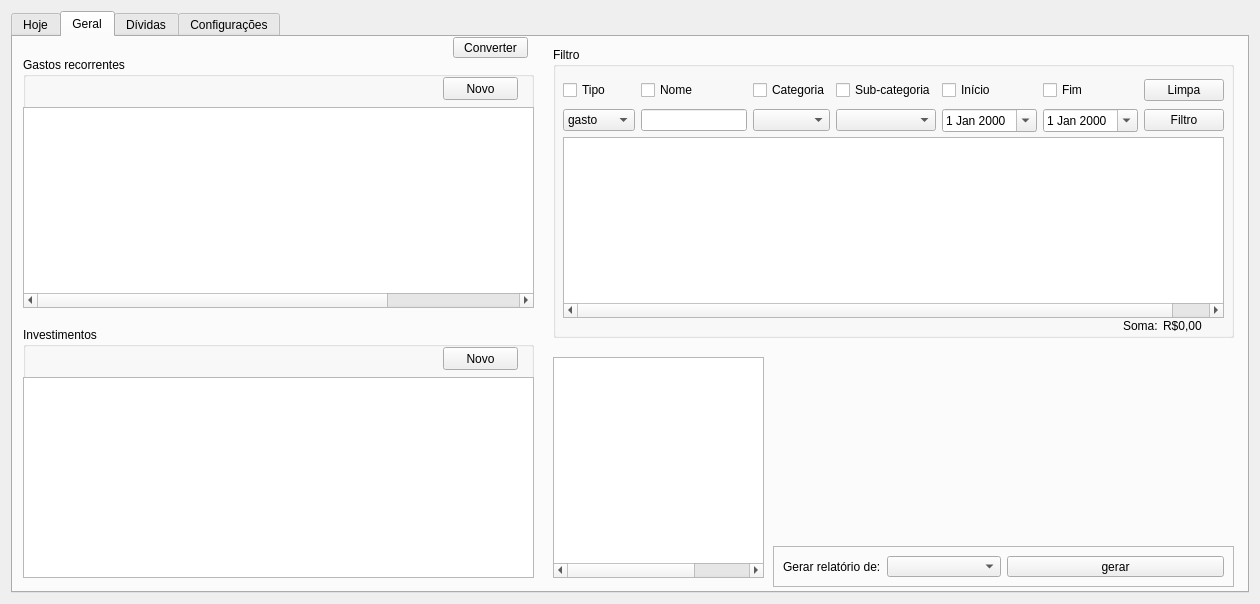
Old version of the form ui/janela.ui in the repository vazerick/controle_gastos.
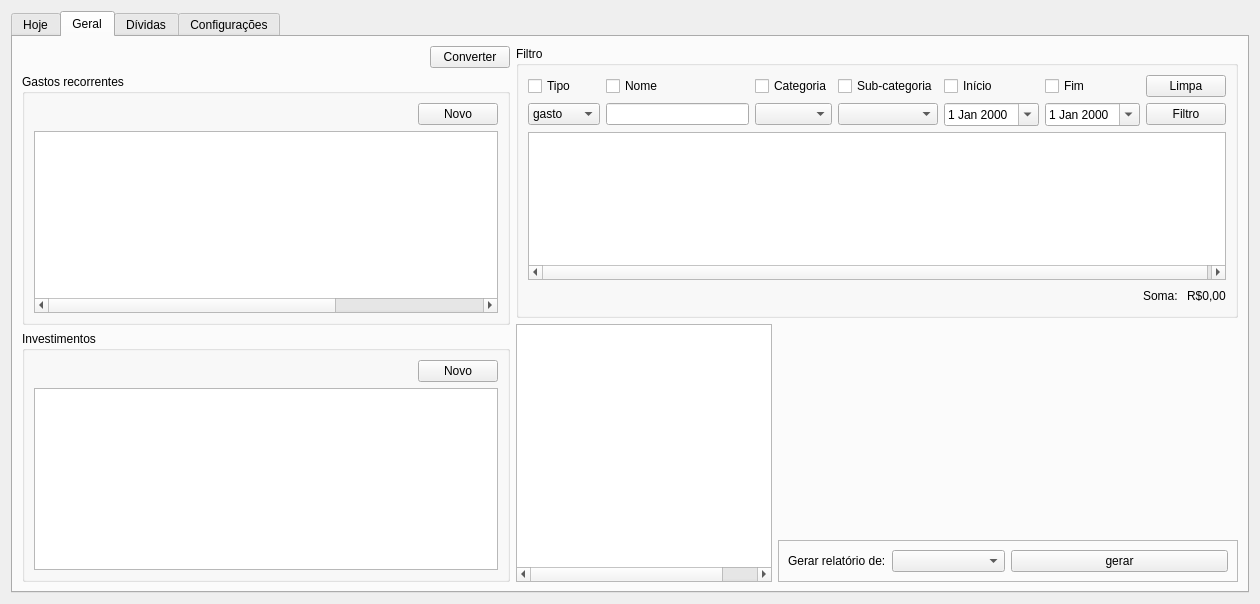
New version of the form. The open tabs and pages were chosen to show the change. Custom widgets are drawn as their Qt base class.

Commit message: Ajustes  nas janelas

```diff
--- a/ui/janela.ui
+++ b/ui/janela.ui
@@ -1017,27 +1017,65 @@
       <attribute name="title">
        <string>Geral</string>
       </attribute>
+      <layout class="QHBoxLayout" name="horizontalLayout_26">
+       <item>
+        <layout class="QVBoxLayout" name="verticalLayout_27">
+         <item>
+          <layout class="QHBoxLayout" name="horizontalLayout_25">
+           <item>
+            <spacer name="horizontalSpacer_10">
+             <property name="orientation">
+              <enum>Qt::Horizontal</enum>
+             </property>
+             <property name="sizeHint" stdset="0">
+              <size>
+               <width>40</width>
+               <height>20</height>
+              </size>
+             </property>
+            </spacer>
+           </item>
+           <item>
+            <widget class="QPushButton" name="botaoConverter">
+             <property name="text">
+              <string>Converter</string>
+             </property>
+            </widget>
+           </item>
+          </layout>
+         </item>
+         <item>
       <widget class="QGroupBox" name="boxGeralGastos">
-       <property name="geometry">
-        <rect>
-         <x>10</x>
-         <y>20</y>
-         <width>511</width>
-         <height>251</height>
-        </rect>
-       </property>
        <property name="title">
         <string>Gastos recorrentes</string>
        </property>
+           <layout class="QVBoxLayout" name="verticalLayout_25">
+            <item>
+             <layout class="QHBoxLayout" name="horizontalLayout_23">
+              <item>
+               <spacer name="horizontalSpacer_8">
+                <property name="orientation">
+                 <enum>Qt::Horizontal</enum>
+                </property>
+                <property name="sizeHint" stdset="0">
+                 <size>
+                  <width>40</width>
+                  <height>20</height>
+                 </size>
+                </property>
+               </spacer>
+              </item>
+              <item>
+               <widget class="QPushButton" name="botaoNovoRecorrente">
+                <property name="text">
+                 <string>Novo</string>
+                </property>
+               </widget>
+              </item>
+             </layout>
+            </item>
+            <item>
        <widget class="QTreeWidget" name="treeGeralGastos">
-        <property name="geometry">
-         <rect>
-          <x>0</x>
-          <y>50</y>
-          <width>511</width>
-          <height>201</height>
-         </rect>
-        </property>
         <property name="alternatingRowColors">
          <bool>true</bool>
         </property>
@@ -1104,142 +1142,98 @@
          </property>
         </column>
        </widget>
-       <widget class="QPushButton" name="botaoNovoRecorrente">
-        <property name="geometry">
-         <rect>
-          <x>420</x>
-          <y>20</y>
-          <width>75</width>
-          <height>23</height>
-         </rect>
-        </property>
+            </item>
+           </layout>
+          </widget>
+         </item>
+         <item>
+          <widget class="QGroupBox" name="boxInvestimentos">
+           <property name="title">
+            <string>Investimentos</string>
+           </property>
+           <layout class="QVBoxLayout" name="verticalLayout_26">
+            <item>
+             <layout class="QHBoxLayout" name="horizontalLayout_24">
+              <item>
+               <spacer name="horizontalSpacer_9">
+                <property name="orientation">
+                 <enum>Qt::Horizontal</enum>
+                </property>
+                <property name="sizeHint" stdset="0">
+                 <size>
+                  <width>40</width>
+                  <height>20</height>
+                 </size>
+                </property>
+               </spacer>
+              </item>
+              <item>
+               <widget class="QPushButton" name="botaoNovoInvestimento">
         <property name="text">
          <string>Novo</string>
         </property>
        </widget>
-      </widget>
+              </item>
+             </layout>
+            </item>
+            <item>
+             <widget class="QTreeWidget" name="treeInvestimentos">
+              <property name="alternatingRowColors">
+               <bool>true</bool>
+              </property>
+              <property name="rootIsDecorated">
+               <bool>true</bool>
+              </property>
+              <property name="uniformRowHeights">
+               <bool>false</bool>
+              </property>
+              <property name="itemsExpandable">
+               <bool>false</bool>
+              </property>
+              <property name="sortingEnabled">
+               <bool>true</bool>
+              </property>
+              <property name="wordWrap">
+               <bool>true</bool>
+              </property>
+              <property name="headerHidden">
+               <bool>true</bool>
+              </property>
+              <attribute name="headerVisible">
+               <bool>false</bool>
+              </attribute>
+              <attribute name="headerCascadingSectionResizes">
+               <bool>false</bool>
+              </attribute>
+              <attribute name="headerHighlightSections">
+               <bool>false</bool>
+              </attribute>
+              <column>
+               <property name="text">
+                <string>Nome</string>
+               </property>
+              </column>
+              <column>
+               <property name="text">
+                <string>Valor</string>
+               </property>
+              </column>
+             </widget>
+            </item>
+           </layout>
+          </widget>
+         </item>
+        </layout>
+       </item>
+       <item>
+        <layout class="QVBoxLayout" name="verticalLayout_24">
+         <item>
       <widget class="QGroupBox" name="boxFiltro">
-       <property name="geometry">
-        <rect>
-         <x>540</x>
-         <y>10</y>
-         <width>681</width>
-         <height>291</height>
-        </rect>
-       </property>
        <property name="title">
         <string>Filtro</string>
        </property>
-       <widget class="QTreeWidget" name="treeFiltro">
-        <property name="geometry">
-         <rect>
-          <x>10</x>
-          <y>90</y>
-          <width>661</width>
-          <height>181</height>
-         </rect>
-        </property>
-        <property name="alternatingRowColors">
-         <bool>true</bool>
-        </property>
-        <property name="rootIsDecorated">
-         <bool>true</bool>
-        </property>
-        <property name="uniformRowHeights">
-         <bool>false</bool>
-        </property>
-        <property name="itemsExpandable">
-         <bool>false</bool>
-        </property>
-        <property name="sortingEnabled">
-         <bool>true</bool>
-        </property>
-        <property name="wordWrap">
-         <bool>true</bool>
-        </property>
-        <property name="headerHidden">
-         <bool>true</bool>
-        </property>
-        <attribute name="headerVisible">
-         <bool>false</bool>
-        </attribute>
-        <attribute name="headerCascadingSectionResizes">
-         <bool>false</bool>
-        </attribute>
-        <attribute name="headerHighlightSections">
-         <bool>false</bool>
-        </attribute>
-        <column>
-         <property name="text">
-          <string>Tipo</string>
-         </property>
-        </column>
-        <column>
-         <property name="text">
-          <string>Item</string>
-         </property>
-        </column>
-        <column>
-         <property name="text">
-          <string>Data</string>
-         </property>
-        </column>
-        <column>
-         <property name="text">
-          <string>Categoria</string>
-         </property>
-        </column>
-        <column>
-         <property name="text">
-          <string>Sub-categoria</string>
-         </property>
-        </column>
-        <column>
-         <property name="text">
-          <string>Valor</string>
-         </property>
-        </column>
-        <column>
-         <property name="text">
-          <string>Comentários</string>
-         </property>
-        </column>
-       </widget>
-       <widget class="QLabel" name="label">
-        <property name="geometry">
-         <rect>
-          <x>570</x>
-          <y>270</y>
-          <width>41</width>
-          <height>17</height>
-         </rect>
-        </property>
-        <property name="text">
-         <string>Soma: </string>
-        </property>
-       </widget>
-       <widget class="QLabel" name="labelSomaFiltro">
-        <property name="geometry">
-         <rect>
-          <x>610</x>
-          <y>270</y>
-          <width>61</width>
-          <height>17</height>
-         </rect>
-        </property>
-        <property name="text">
-         <string>R$0,00</string>
-        </property>
-       </widget>
-       <widget class="QWidget" name="layoutWidget">
-        <property name="geometry">
-         <rect>
-          <x>10</x>
-          <y>30</y>
-          <width>661</width>
-          <height>59</height>
-         </rect>
-        </property>
+           <layout class="QVBoxLayout" name="verticalLayout_22">
+            <item>
         <layout class="QGridLayout" name="gridLayout_3">
          <item row="0" column="3">
           <widget class="QCheckBox" name="checkRelSub">
@@ -1340,28 +1334,20 @@
           </widget>
          </item>
         </layout>
-       </widget>
-      </widget>
-      <widget class="QGroupBox" name="boxInvestimentos">
-       <property name="geometry">
-        <rect>
-         <x>10</x>
-         <y>290</y>
-         <width>511</width>
-         <height>251</height>
-        </rect>
-       </property>
-       <property name="title">
-        <string>Investimentos</string>
-       </property>
-       <widget class="QTreeWidget" name="treeInvestimentos">
-        <property name="geometry">
-         <rect>
-          <x>0</x>
-          <y>50</y>
-          <width>511</width>
-          <height>201</height>
-         </rect>
+            </item>
+            <item>
+             <widget class="QTreeWidget" name="treeFiltro">
+              <property name="sizePolicy">
+               <sizepolicy hsizetype="Preferred" vsizetype="Expanding">
+                <horstretch>0</horstretch>
+                <verstretch>0</verstretch>
+               </sizepolicy>
+              </property>
+              <property name="minimumSize">
+               <size>
+                <width>661</width>
+                <height>100</height>
+               </size>
         </property>
         <property name="alternatingRowColors">
          <bool>true</bool>
@@ -1395,7 +1381,27 @@
         </attribute>
         <column>
          <property name="text">
-          <string>Nome</string>
+                <string>Tipo</string>
+               </property>
+              </column>
+              <column>
+               <property name="text">
+                <string>Item</string>
+               </property>
+              </column>
+              <column>
+               <property name="text">
+                <string>Data</string>
+               </property>
+              </column>
+              <column>
+               <property name="text">
+                <string>Categoria</string>
+               </property>
+              </column>
+              <column>
+               <property name="text">
+                <string>Sub-categoria</string>
          </property>
         </column>
         <column>
@@ -1403,29 +1409,68 @@
           <string>Valor</string>
          </property>
         </column>
-       </widget>
-       <widget class="QPushButton" name="botaoNovoInvestimento">
-        <property name="geometry">
-         <rect>
-          <x>420</x>
-          <y>20</y>
-          <width>75</width>
-          <height>23</height>
-         </rect>
-        </property>
+              <column>
+               <property name="text">
+                <string>Comentários</string>
+               </property>
+              </column>
+             </widget>
+            </item>
+            <item>
+             <layout class="QHBoxLayout" name="horizontalLayout_21">
+              <item>
+               <spacer name="horizontalSpacer_7">
+                <property name="orientation">
+                 <enum>Qt::Horizontal</enum>
+                </property>
+                <property name="sizeHint" stdset="0">
+                 <size>
+                  <width>40</width>
+                  <height>20</height>
+                 </size>
+                </property>
+               </spacer>
+              </item>
+              <item>
+               <widget class="QLabel" name="label">
         <property name="text">
-         <string>Novo</string>
-        </property>
-       </widget>
-      </widget>
+                 <string>Soma: </string>
+                </property>
+               </widget>
+              </item>
+              <item>
+               <widget class="QLabel" name="labelSomaFiltro">
+                <property name="text">
+                 <string>R$0,00</string>
+                </property>
+               </widget>
+              </item>
+             </layout>
+            </item>
+           </layout>
+          </widget>
+         </item>
+         <item>
+          <layout class="QHBoxLayout" name="horizontalLayout_22">
+           <item>
       <widget class="QTreeWidget" name="treeAno">
-       <property name="geometry">
-        <rect>
-         <x>540</x>
-         <y>320</y>
+             <property name="sizePolicy">
+              <sizepolicy hsizetype="Maximum" vsizetype="Preferred">
+               <horstretch>0</horstretch>
+               <verstretch>0</verstretch>
+              </sizepolicy>
+             </property>
+             <property name="minimumSize">
+              <size>
          <width>211</width>
          <height>221</height>
-        </rect>
+              </size>
+             </property>
+             <property name="maximumSize">
+              <size>
+               <width>1750</width>
+               <height>16777215</height>
+              </size>
        </property>
        <attribute name="headerVisible">
         <bool>false</bool>
@@ -1446,38 +1491,21 @@
         </property>
        </column>
       </widget>
+           </item>
+           <item>
+            <layout class="QVBoxLayout" name="verticalLayout_23">
+             <item>
       <widget class="PlotLinha" name="graficoLinha" native="true">
-       <property name="geometry">
-        <rect>
-         <x>760</x>
-         <y>300</y>
-         <width>461</width>
-         <height>211</height>
-        </rect>
-       </property>
-      </widget>
-      <widget class="QPushButton" name="botaoConverter">
-       <property name="geometry">
-        <rect>
-         <x>440</x>
-         <y>0</y>
-         <width>75</width>
-         <height>21</height>
-        </rect>
-       </property>
-       <property name="text">
-        <string>Converter</string>
-       </property>
-      </widget>
+               <property name="minimumSize">
+                <size>
+                 <width>460</width>
+                 <height>210</height>
+                </size>
+               </property>
+              </widget>
+             </item>
+             <item>
       <widget class="QFrame" name="frame">
-       <property name="geometry">
-        <rect>
-         <x>760</x>
-         <y>509</y>
-         <width>461</width>
-         <height>41</height>
-        </rect>
-       </property>
        <property name="frameShape">
         <enum>QFrame::StyledPanel</enum>
        </property>
@@ -1508,6 +1536,14 @@
         </item>
        </layout>
       </widget>
+             </item>
+            </layout>
+           </item>
+          </layout>
+         </item>
+        </layout>
+       </item>
+      </layout>
      </widget>
      <widget class="QWidget" name="Dividas">
       <attribute name="title">
```
Left out of the diff: 190 changed lines with no effect on the pictures. Lines whose indentation alone changed are shown as unchanged. The commit also changes 9 other files.
